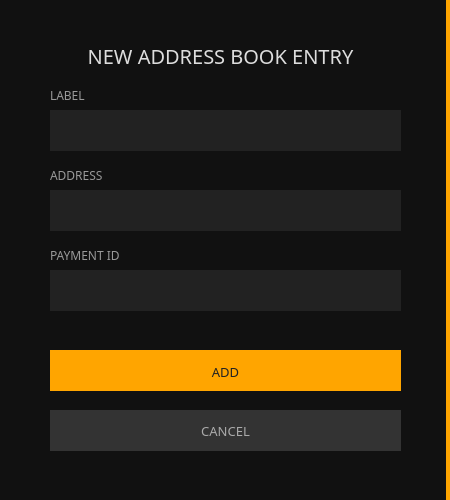
This is src/gui/ui/newaddressdialog.ui in ConcealNetwork/conceal-desktop as Qt 5 draws it before an edit. The edited form follows.
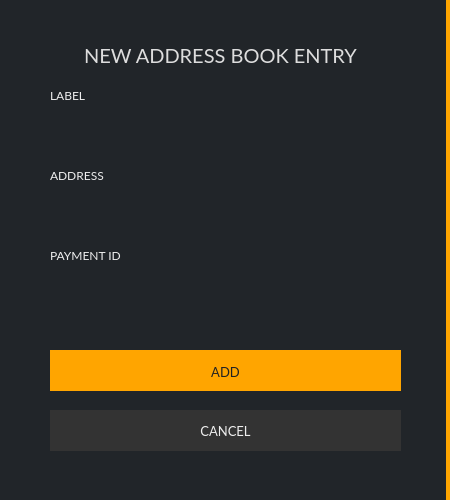
This is the edited form.

Patch:
```diff
--- a/src/gui/ui/newaddressdialog.ui
+++ b/src/gui/ui/newaddressdialog.ui
@@ -14,8 +14,8 @@
    <string>New address</string>
   </property>
   <property name="styleSheet">
-   <string notr="true">background-color: #111;
-color: #aaa;
+   <string notr="true">background-color: #212529;
+color: #eee;
 border: 0px;</string>
   </property>
   <layout class="QGridLayout" name="gridLayout">
@@ -34,7 +34,7 @@
    <item row="0" column="0" colspan="2">
     <widget class="QGroupBox" name="groupBox">
      <property name="styleSheet">
-      <string notr="true">background-color: #111; border-right: 4px solid orange;</string>
+      <string notr="true">background-color: #212529; border-right: 4px solid orange;</string>
      </property>
      <property name="title">
       <string/>
@@ -50,7 +50,7 @@
       </property>
       <property name="font">
        <font>
-        <family>Poppins</family>
+        <family>Lato</family>
         <pointsize>15</pointsize>
        </font>
       </property>
@@ -88,12 +88,12 @@
       </property>
       <property name="font">
        <font>
-        <family>Poppins</family>
+        <family>Lato</family>
         <pointsize>9</pointsize>
        </font>
       </property>
       <property name="styleSheet">
-       <string notr="true">color: #999;
+       <string notr="true">color: #eee;
 border-right: 0px;</string>
       </property>
       <property name="text">
@@ -123,12 +123,12 @@
       </property>
       <property name="font">
        <font>
-        <family>Poppins</family>
+        <family>Lato</family>
         <pointsize>9</pointsize>
        </font>
       </property>
       <property name="styleSheet">
-       <string notr="true">background-color: #222;
+       <string notr="true">background-color: #212529;
 border-right: 0px;
 color: #e5e5e5;
 padding: 5px;</string>
@@ -160,12 +160,12 @@
       </property>
       <property name="font">
        <font>
-        <family>Poppins</family>
+        <family>Lato</family>
         <pointsize>9</pointsize>
        </font>
       </property>
       <property name="styleSheet">
-       <string notr="true">color: #999;
+       <string notr="true">color: #eee;
 border-right: 0px;</string>
       </property>
       <property name="text">
@@ -189,12 +189,12 @@
       </property>
       <property name="font">
        <font>
-        <family>Poppins</family>
+        <family>Lato</family>
         <pointsize>9</pointsize>
        </font>
       </property>
       <property name="styleSheet">
-       <string notr="true">background-color: #222;
+       <string notr="true">background-color: #212529;
 border-right: 0px;
 color: #e5e5e5;
 padding: 5px;</string>
@@ -214,12 +214,12 @@
       </property>
       <property name="font">
        <font>
-        <family>Poppins</family>
+        <family>Lato</family>
         <pointsize>9</pointsize>
        </font>
       </property>
       <property name="styleSheet">
-       <string notr="true">color: #999;
+       <string notr="true">color: #eee;
 border-right: 0px;</string>
       </property>
       <property name="text">
@@ -243,12 +243,12 @@
       </property>
       <property name="font">
        <font>
-        <family>Poppins</family>
+        <family>Lato</family>
         <pointsize>9</pointsize>
        </font>
       </property>
       <property name="styleSheet">
-       <string notr="true">background-color: #222;
+       <string notr="true">background-color: #212529;
 border-right: 0px;
 color: #e5e5e5;
 padding: 5px;</string>
@@ -274,7 +274,7 @@
       </property>
       <property name="font">
        <font>
-        <family>Poppins</family>
+        <family>Lato</family>
         <pointsize>10</pointsize>
        </font>
       </property>
@@ -306,12 +306,12 @@
       </property>
       <property name="font">
        <font>
-        <family>Poppins</family>
+        <family>Lato</family>
         <pointsize>10</pointsize>
        </font>
       </property>
       <property name="styleSheet">
-       <string notr="true">color: #aaa; background-color: #333; 
+       <string notr="true">color: #eee; background-color: #333; 
 border-right: 0px;</string>
       </property>
       <property name="text">
```
